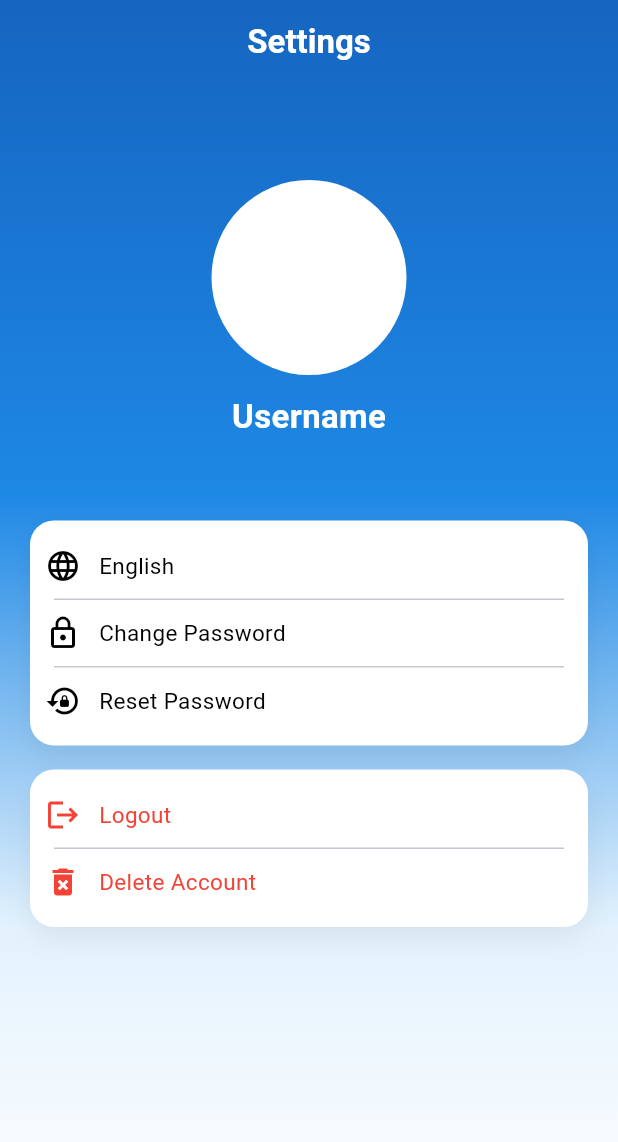
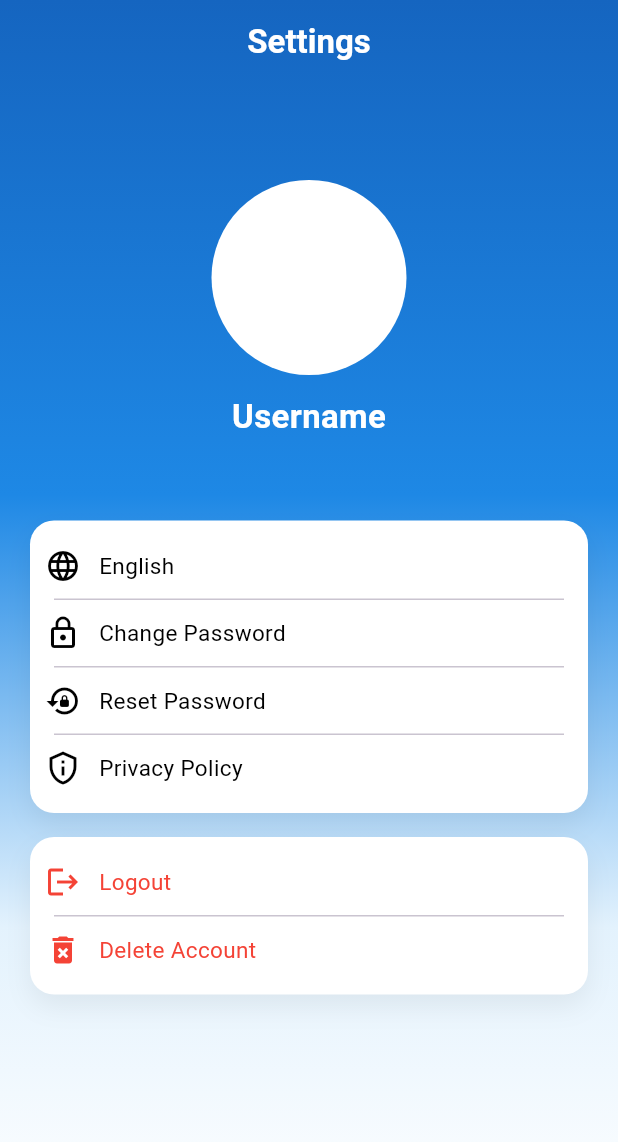
Before and after one commit to Zhanibek5/skillswap, a Flutter app: the SettingsPage screen opened directly, on a phone screen of 412 x 824 dp. Shown: the top 1142 px of the screen. Run offline on Flutter 3.47's test engine with Material 3 defaults, Android fonts, the phone set to English and light mode, and no system bars; our stand-ins replace cloud_firestore, easy_localization, firebase_auth, firebase_core, firebase_storage, get and 3 more; accounts and stored records are empty.

Commit message:
feat: add privacy policy option in settings

```diff
--- a/lib/MainPage/Settings/appSettings.dart
+++ b/lib/MainPage/Settings/appSettings.dart
@@ -8,6 +8,7 @@ import 'package:skillswap/loginPage/reset_password_page.dart';
 import 'package:skillswap/loginPage/delete_account_page.dart';
 import 'package:skillswap/loginPage/login_page.dart';
 import 'package:skillswap/MainPage/profilePage/edit_profile_page.dart';
+import 'package:skillswap/MainPage/Settings/privacy_policy_page.dart';
 import 'package:easy_localization/easy_localization.dart';
 import 'package:shared_preferences/shared_preferences.dart';
 import 'package:skillswap/background/backgroundColor.dart';
@@ -211,6 +212,18 @@ class _SettingsPageState extends State<SettingsPage> {
                             );
                           },
                         ),
+                        _divider(),
+                        _item(
+                          Icons.privacy_tip_outlined,
+                          'privacy_policy'.tr(),
+                          onTap: () {
+                            Navigator.push(
+                              context,
+                              MaterialPageRoute(
+                                  builder: (_) => const PrivacyPolicyPage()),
+                            );
+                          },
+                        ),
                       ],
                     ),
 
```
